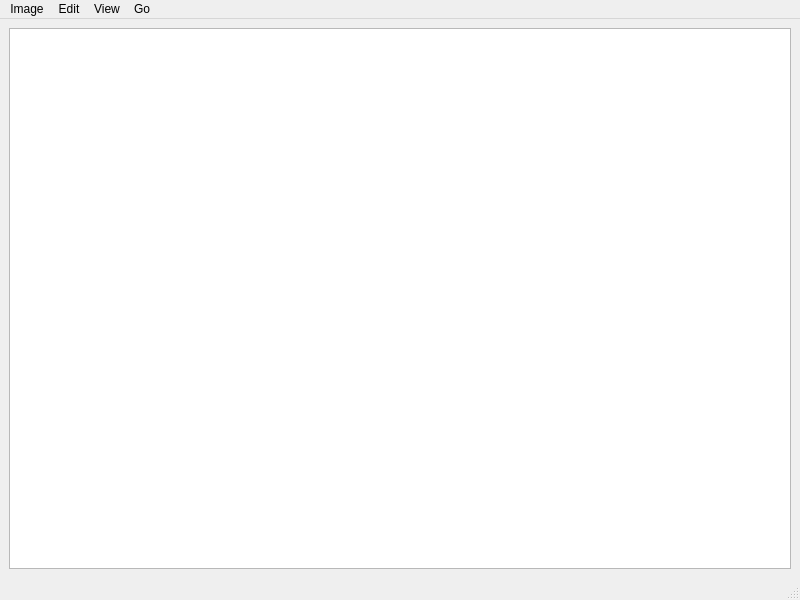
Qt form mainwindow.ui (Mithil467/Coreavor) before a commit.
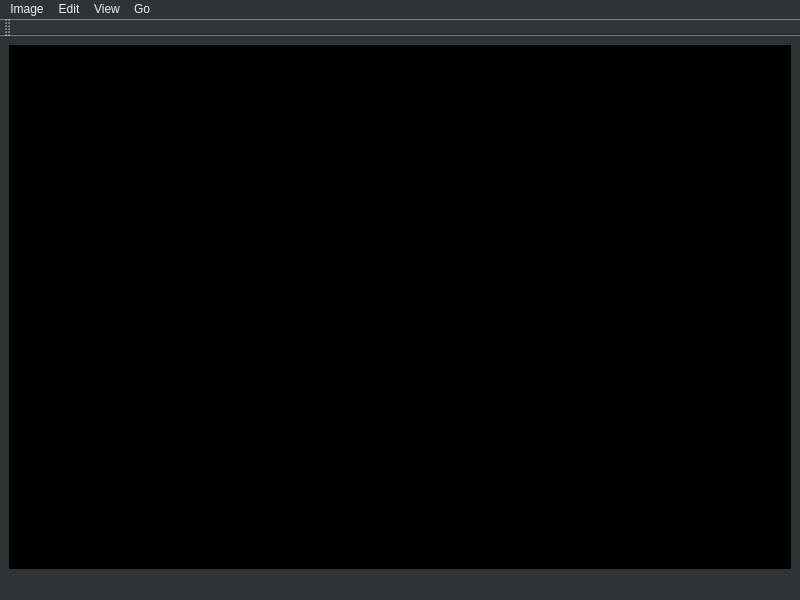
The same form after that commit.

Commit message: Add dark theme

```diff
--- a/mainwindow.ui
+++ b/mainwindow.ui
@@ -13,6 +13,10 @@
   <property name="windowTitle">
    <string>MainWindow</string>
   </property>
+  <property name="styleSheet">
+   <string notr="true">background-color: rgb(46, 52, 54);
+color: rgb(238, 238, 236);</string>
+  </property>
   <widget class="QWidget" name="centralwidget">
    <layout class="QVBoxLayout" name="verticalLayout">
     <item>
@@ -23,6 +27,9 @@
         <height>300</height>
        </size>
       </property>
+      <property name="styleSheet">
+       <string notr="true">background-color: rgb(0, 0, 0);</string>
+      </property>
      </widget>
     </item>
    </layout>
@@ -75,6 +82,17 @@
    <addaction name="menuGo"/>
   </widget>
   <widget class="QStatusBar" name="statusbar"/>
+  <widget class="QToolBar" name="toolBar">
+   <property name="windowTitle">
+    <string>toolBar</string>
+   </property>
+   <attribute name="toolBarArea">
+    <enum>TopToolBarArea</enum>
+   </attribute>
+   <attribute name="toolBarBreak">
+    <bool>false</bool>
+   </attribute>
+  </widget>
   <action name="actionOpen">
    <property name="text">
     <string>Open</string>
```
Left out of the diff: 4 changed lines with no effect on the pictures. The commit also changes 1 other file.
